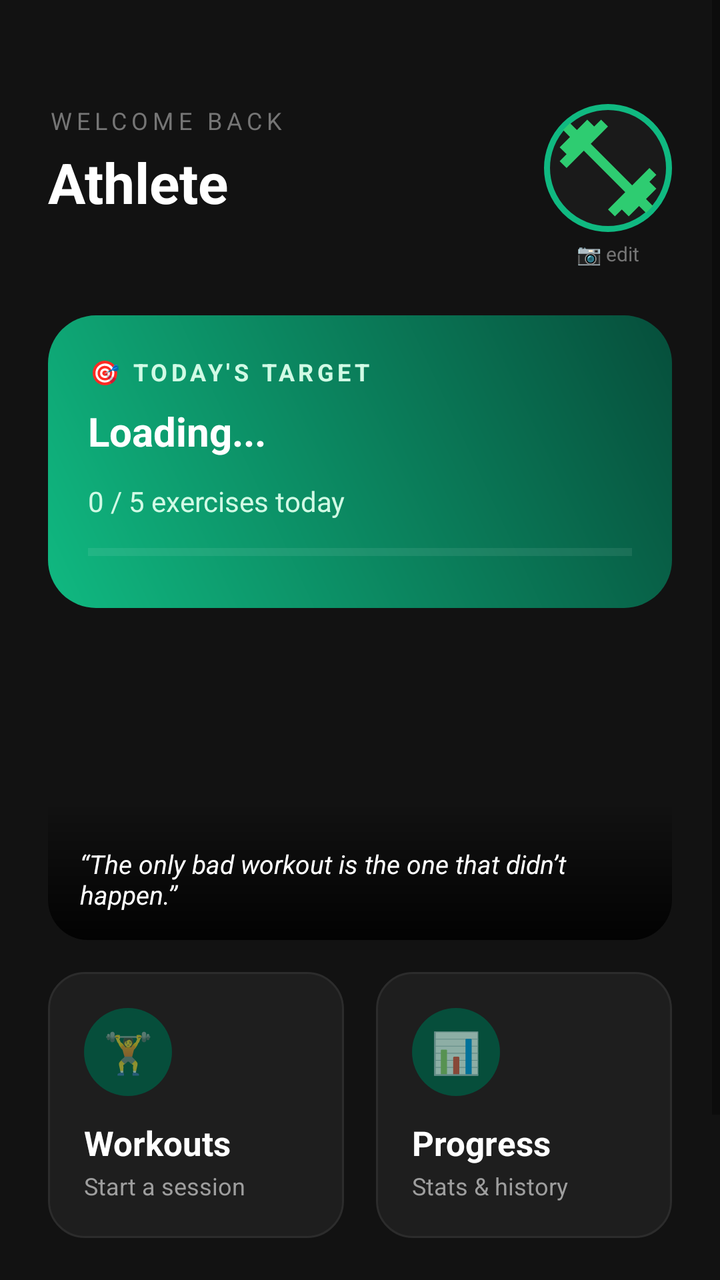
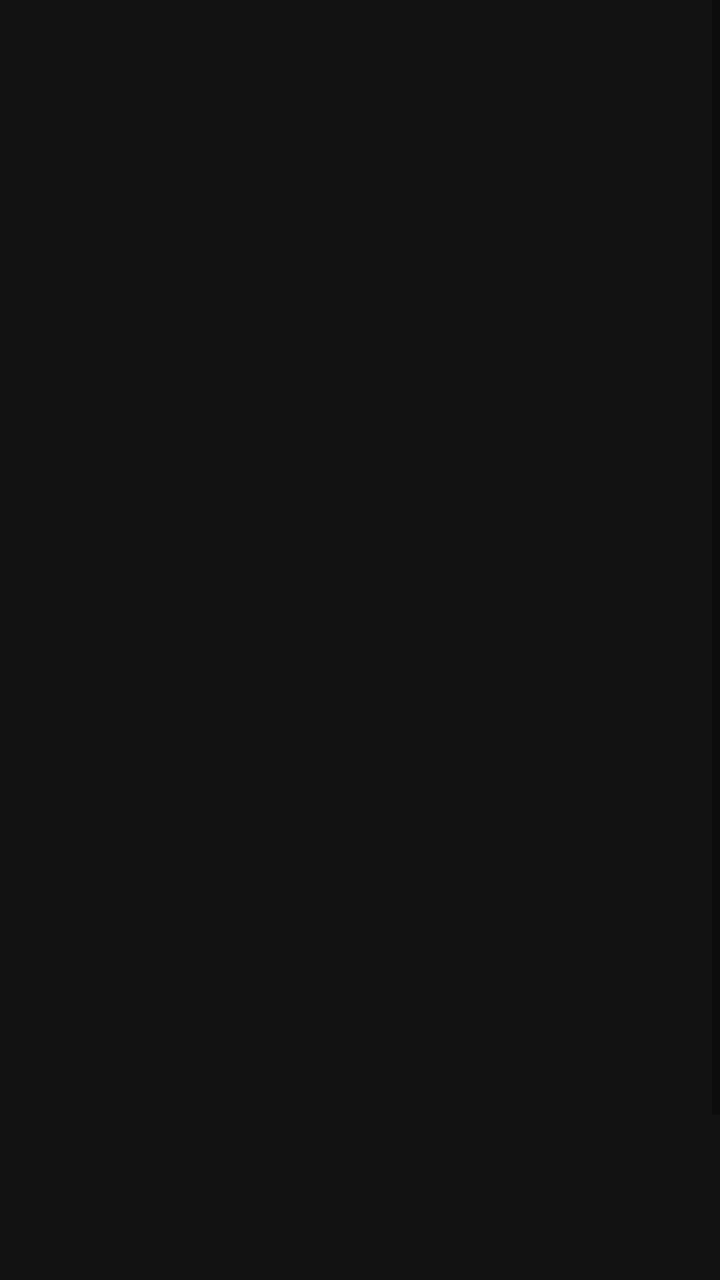

Compare the two renders of this Android layout. The source of the first and the diff that turns it into the second are given below.
<!-- AndroidManifest.xml: application theme Theme.GymFlow -->
<!-- res/layout/activity_main.xml -->
<?xml version="1.0" encoding="utf-8"?>
<ScrollView xmlns:android="http://schemas.android.com/apk/res/android"
    android:layout_width="match_parent"
    android:layout_height="match_parent"
    android:background="@color/background">

    <LinearLayout
        android:layout_width="match_parent"
        android:layout_height="wrap_content"
        android:orientation="vertical"
        android:padding="24dp">

        
        <LinearLayout
            android:layout_width="match_parent"
            android:layout_height="wrap_content"
            android:layout_marginTop="28dp"
            android:gravity="center_vertical"
            android:orientation="horizontal">

            <LinearLayout
                android:layout_width="0dp"
                android:layout_height="wrap_content"
                android:layout_weight="1"
                android:orientation="vertical">

                <TextView
                    android:layout_width="wrap_content"
                    android:layout_height="wrap_content"
                    android:letterSpacing="0.2"
                    android:text="WELCOME BACK"
                    android:textColor="@color/text_muted"
                    android:textSize="12sp" />

                <TextView
                    android:id="@+id/tvWelcome"
                    android:layout_width="wrap_content"
                    android:layout_height="wrap_content"
                    android:layout_marginTop="4dp"
                    android:text="Athlete"
                    android:textColor="@color/text_primary"
                    android:textSize="28sp"
                    android:textStyle="bold" />

                
                <TextView
                    android:id="@+id/tvStreak"
                    android:layout_width="wrap_content"
                    android:layout_height="wrap_content"
                    android:layout_marginTop="6dp"
                    android:text=""
                    android:textColor="@color/accent"
                    android:textSize="13sp"
                    android:textStyle="bold" />
            </LinearLayout>

            
            <LinearLayout
                android:layout_width="wrap_content"
                android:layout_height="wrap_content"
                android:gravity="center_horizontal"
                android:orientation="vertical">

                <ImageView
                    android:id="@+id/imgProfile"
                    android:layout_width="64dp"
                    android:layout_height="64dp"
                    android:background="@drawable/profile_ring_bg"
                    android:padding="3dp"
                    android:src="@drawable/ic_dumbbell"
                    android:contentDescription="Profile photo — tap to take a new one" />

                <TextView
                    android:layout_width="wrap_content"
                    android:layout_height="wrap_content"
                    android:layout_marginTop="4dp"
                    android:text="📷 edit"
                    android:textColor="@color/text_muted"
                    android:textSize="10sp" />
            </LinearLayout>
        </LinearLayout>

        
        <LinearLayout
            android:layout_width="match_parent"
            android:layout_height="wrap_content"
            android:layout_marginTop="24dp"
            android:background="@drawable/hero_panel_bg"
            android:orientation="vertical"
            android:padding="20dp">

            <TextView
                android:id="@+id/tvTargetLabel"
                android:layout_width="wrap_content"
                android:layout_height="wrap_content"
                android:letterSpacing="0.15"
                android:text="🎯 TODAY'S TARGET"
                android:textColor="@color/text_on_accent"
                android:textSize="12sp"
                android:textStyle="bold" />

            <TextView
                android:id="@+id/tvTargetText"
                android:layout_width="wrap_content"
                android:layout_height="wrap_content"
                android:layout_marginTop="8dp"
                android:text="Loading..."
                android:textColor="@color/text_primary"
                android:textSize="20sp"
                android:textStyle="bold" />

            <TextView
                android:id="@+id/tvTargetProgress"
                android:layout_width="wrap_content"
                android:layout_height="wrap_content"
                android:layout_marginTop="12dp"
                android:text="0 / 5 exercises today"
                android:textColor="@color/text_on_accent"
                android:textSize="14sp" />

            <ProgressBar
                android:id="@+id/pbDailyGoal"
                style="?android:attr/progressBarStyleHorizontal"
                android:layout_width="match_parent"
                android:layout_height="wrap_content"
                android:layout_marginTop="8dp"
                android:progressTint="#FFFFFF"
                android:progressBackgroundTint="#4DFFFFFF" />
        </LinearLayout>

        
        <FrameLayout
            android:layout_width="match_parent"
            android:layout_height="150dp"
            android:layout_marginTop="16dp">

            <ImageView
                android:id="@+id/imgBanner"
                android:layout_width="match_parent"
                android:layout_height="match_parent"
                android:scaleType="centerCrop"
                android:contentDescription="Fitness banner" />

            
            <TextView
                android:layout_width="match_parent"
                android:layout_height="wrap_content"
                android:layout_gravity="bottom"
                android:background="@drawable/scrim_bottom"
                android:paddingStart="16dp"
                android:paddingEnd="16dp"
                android:paddingTop="24dp"
                android:paddingBottom="14dp"
                android:text="“The only bad workout is the one that didn’t happen.”"
                android:textColor="@color/text_primary"
                android:textSize="13sp"
                android:textStyle="italic" />
        </FrameLayout>

        
        <LinearLayout
            android:layout_width="match_parent"
            android:layout_height="wrap_content"
            android:layout_marginTop="16dp"
            android:orientation="horizontal">

            
            <LinearLayout
                android:id="@+id/cardWorkouts"
                android:layout_width="0dp"
                android:layout_height="wrap_content"
                android:layout_marginEnd="8dp"
                android:layout_weight="1"
                android:background="@drawable/exercise_card_default"
                android:clickable="true"
                android:focusable="true"
                android:foreground="?attr/selectableItemBackground"
                android:orientation="vertical"
                android:padding="18dp">

                <TextView
                    android:layout_width="44dp"
                    android:layout_height="44dp"
                    android:background="@drawable/category_icon_bg"
                    android:gravity="center"
                    android:text="🏋️"
                    android:textSize="20sp" />

                <TextView
                    android:layout_width="wrap_content"
                    android:layout_height="wrap_content"
                    android:layout_marginTop="12dp"
                    android:text="Workouts"
                    android:textColor="@color/text_primary"
                    android:textSize="17sp"
                    android:textStyle="bold" />

                <TextView
                    android:layout_width="wrap_content"
                    android:layout_height="wrap_content"
                    android:layout_marginTop="2dp"
                    android:text="Start a session"
                    android:textColor="@color/text_secondary"
                    android:textSize="12sp" />
            </LinearLayout>

            
            <LinearLayout
                android:id="@+id/cardProgress"
                android:layout_width="0dp"
                android:layout_height="wrap_content"
                android:layout_marginStart="8dp"
                android:layout_weight="1"
                android:background="@drawable/exercise_card_default"
                android:clickable="true"
                android:focusable="true"
                android:foreground="?attr/selectableItemBackground"
                android:orientation="vertical"
                android:padding="18dp">

                <TextView
                    android:layout_width="44dp"
                    android:layout_height="44dp"
                    android:background="@drawable/category_icon_bg"
                    android:gravity="center"
                    android:text="📊"
                    android:textSize="20sp" />

                <TextView
                    android:layout_width="wrap_content"
                    android:layout_height="wrap_content"
                    android:layout_marginTop="12dp"
                    android:text="Progress"
                    android:textColor="@color/text_primary"
                    android:textSize="17sp"
                    android:textStyle="bold" />

                <TextView
                    android:layout_width="wrap_content"
                    android:layout_height="wrap_content"
                    android:layout_marginTop="2dp"
                    android:text="Stats &amp; history"
                    android:textColor="@color/text_secondary"
                    android:textSize="12sp" />
            </LinearLayout>
        </LinearLayout>

        
        <Button
            android:id="@+id/btnSignOut"
            android:layout_width="wrap_content"
            android:layout_height="wrap_content"
            android:layout_gravity="center"
            android:layout_marginTop="20dp"
            android:layout_marginBottom="24dp"
            android:background="@android:color/transparent"
            android:text="Sign Out"
            android:textAllCaps="false"
            android:textColor="@color/text_muted"
            android:textSize="15sp" />

    </LinearLayout>

</ScrollView>
<!-- resources referenced by this layout -->
<resources>
  <color name="accent">#10B981</color>
  <color name="background">#121212</color>
  <color name="text_muted">#757575</color>
  <color name="text_on_accent">#D1FAE5</color>
  <color name="text_primary">#FFFFFF</color>
  <color name="text_secondary">#9E9E9E</color>
  <!-- drawable category_icon_bg (drawable) -->
  <?xml version="1.0" encoding="utf-8"?>
  <shape xmlns:android="http://schemas.android.com/apk/res/android"
      android:shape="oval">
      <solid android:color="@color/accent_deep" />
  </shape>
  <!-- drawable exercise_card_default (drawable) -->
  <?xml version="1.0" encoding="utf-8"?>
  <shape xmlns:android="http://schemas.android.com/apk/res/android">
      <solid android:color="#1E1E1E" />
      <corners android:radius="18dp" />
      <stroke
          android:width="1dp"
          android:color="#2C2C2C" />
  </shape>
  <!-- drawable hero_panel_bg (drawable) -->
  <?xml version="1.0" encoding="utf-8"?>
  <shape xmlns:android="http://schemas.android.com/apk/res/android">
      <gradient
          android:angle="45"
          android:startColor="@color/accent"
          android:endColor="@color/accent_deep" />
      <corners android:radius="24dp" />
  </shape>
  <!-- drawable ic_dumbbell (drawable) -->
  <vector xmlns:android="http://schemas.android.com/apk/res/android" android:height="64dp" android:tint="#2ECC71" android:viewportHeight="24" android:viewportWidth="24" android:width="64dp">
        
      <path android:fillColor="@android:color/white" android:pathData="M20.57,14.86L22,13.43 20.57,12 17,15.57 8.43,7 12,3.43 10.57,2 9.14,3.43 7.71,2 5.57,4.14 4.14,2.71 2.71,4.14l1.43,1.43L2,7.71l1.43,1.43L2,10.57 3.43,12 7,8.43 15.57,17 12,20.57 13.43,22l1.43,-1.43L16.29,22l2.14,-2.14 1.43,1.43 1.43,-1.43 -1.43,-1.43L22,16.29z"/>
      
  </vector>
  <!-- drawable profile_ring_bg (drawable) -->
  <?xml version="1.0" encoding="utf-8"?>
  <shape xmlns:android="http://schemas.android.com/apk/res/android"
      android:shape="oval">
      <solid android:color="@color/surface" />
      <stroke
          android:width="3dp"
          android:color="@color/accent" />
  </shape>
  <!-- drawable scrim_bottom (drawable) -->
  <?xml version="1.0" encoding="utf-8"?>
  <shape xmlns:android="http://schemas.android.com/apk/res/android">
      <gradient
          android:angle="90"
          android:startColor="#E6000000"
          android:endColor="#00000000" />
      <corners
          android:bottomLeftRadius="20dp"
          android:bottomRightRadius="20dp" />
  </shape>
  <style name="Theme.GymFlow" parent="Theme.AppCompat.DayNight.NoActionBar">
          <item name="android:statusBarColor">@android:color/transparent</item>
      </style>
  <color name="accent_deep">#064E3B</color>
  <color name="surface">#1A1A1A</color>
</resources>

<!-- the commit's change to res/layout/activity_main.xml (unified diff, before → after) -->
@@ -7,6 +7,7 @@
     <LinearLayout
         android:layout_width="match_parent"
         android:layout_height="wrap_content"
+        android:layoutAnimation="@anim/layout_fall_down"
         android:orientation="vertical"
         android:padding="24dp">
 
